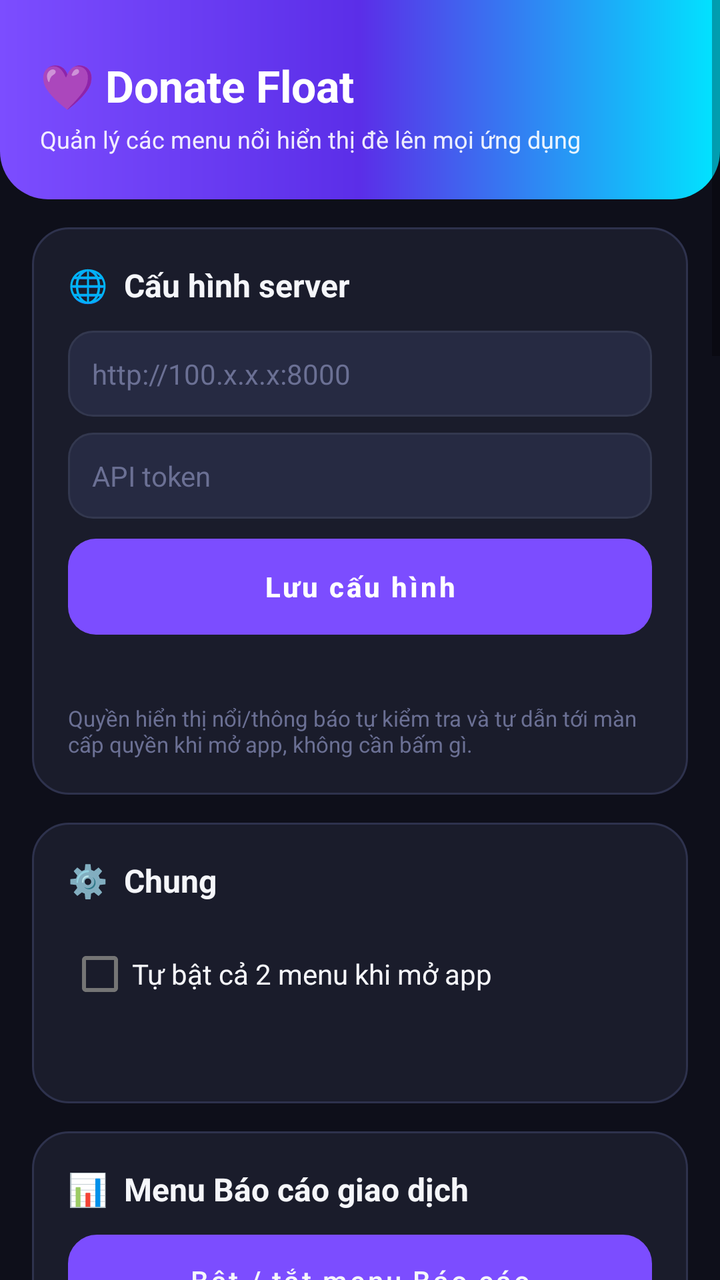
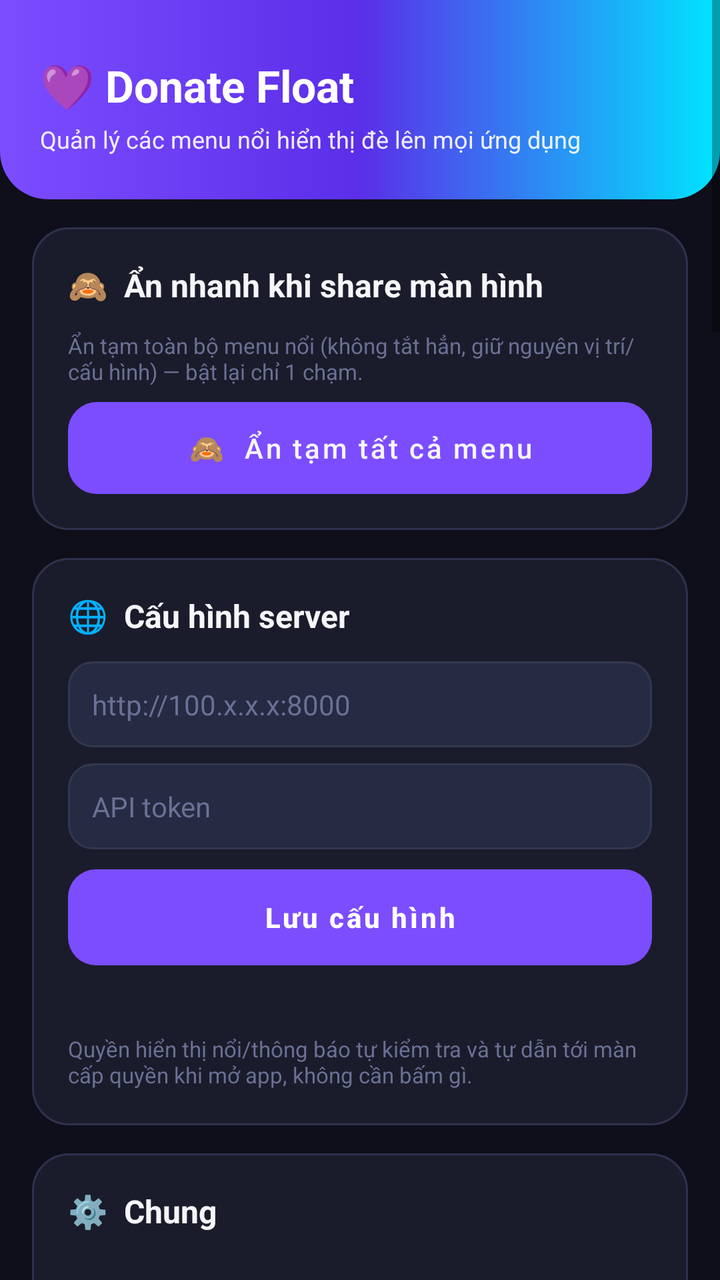

Compare the two renders of this Android layout. The source of the first and the diff that turns it into the second are given below.
<!-- AndroidManifest.xml: application theme Theme.DonateFloat -->
<!-- res/layout/activity_main.xml -->
<ScrollView xmlns:android="http://schemas.android.com/apk/res/android"
    android:layout_width="match_parent"
    android:layout_height="match_parent"
    android:background="@color/bg_root"
    android:fillViewport="true">

    <LinearLayout
        android:layout_width="match_parent"
        android:layout_height="wrap_content"
        android:orientation="vertical"
        android:paddingBottom="28dp">

        
        <LinearLayout
            android:layout_width="match_parent"
            android:layout_height="wrap_content"
            android:orientation="vertical"
            android:background="@drawable/bg_header_gradient"
            android:paddingStart="20dp"
            android:paddingEnd="20dp"
            android:paddingTop="28dp"
            android:paddingBottom="22dp">

            <TextView
                android:layout_width="wrap_content"
                android:layout_height="wrap_content"
                android:text="💜 Donate Float"
                android:textColor="#FFFFFF"
                android:textStyle="bold"
                android:textSize="22sp" />

            <TextView
                android:layout_width="wrap_content"
                android:layout_height="wrap_content"
                android:layout_marginTop="4dp"
                android:text="Quản lý các menu nổi hiển thị đè lên mọi ứng dụng"
                android:textColor="#E6FFFFFF"
                android:textSize="12sp" />
        </LinearLayout>

        <LinearLayout
            android:layout_width="match_parent"
            android:layout_height="wrap_content"
            android:orientation="vertical"
            android:paddingStart="16dp"
            android:paddingEnd="16dp">

            
            <LinearLayout style="@style/SectionCard">
                <TextView style="@style/SectionTitle" android:text="🌐  Cấu hình server" />

                <EditText
                    android:id="@+id/editServerUrl"
                    style="@style/FieldInput"
                    android:hint="http://100.x.x.x:8000"
                    android:layout_marginTop="0dp" />

                <EditText
                    android:id="@+id/editApiToken"
                    style="@style/FieldInput"
                    android:hint="API token"
                    android:inputType="textPassword" />

                <Button
                    android:id="@+id/btnSaveConfig"
                    style="@style/BtnPrimary"
                    android:text="Lưu cấu hình" />

                <TextView
                    android:id="@+id/textStatus"
                    android:layout_width="wrap_content"
                    android:layout_height="wrap_content"
                    android:layout_marginTop="10dp"
                    android:textColor="@color/text_secondary"
                    android:textSize="12sp" />

                <TextView
                    android:layout_width="match_parent"
                    android:layout_height="wrap_content"
                    android:layout_marginTop="8dp"
                    android:textSize="11sp"
                    android:textColor="@color/text_hint"
                    android:text="Quyền hiển thị nổi/thông báo tự kiểm tra và tự dẫn tới màn cấp quyền khi mở app, không cần bấm gì." />
            </LinearLayout>

            
            <LinearLayout style="@style/SectionCard">
                <TextView style="@style/SectionTitle" android:text="⚙️  Chung" />

                <CheckBox
                    android:id="@+id/checkAutoStart"
                    android:layout_width="match_parent"
                    android:layout_height="wrap_content"
                    android:textColor="@color/text_primary"
                    android:text="Tự bật cả 2 menu khi mở app" />

                <TextView
                    android:id="@+id/textLockHint"
                    android:layout_width="match_parent"
                    android:layout_height="wrap_content"
                    android:layout_marginTop="8dp"
                    android:textSize="11sp"
                    android:textColor="@color/text_hint" />
            </LinearLayout>

            
            <LinearLayout style="@style/SectionCard">
                <TextView style="@style/SectionTitle" android:text="📊  Menu Báo cáo giao dịch" />

                <Button
                    android:id="@+id/btnToggleReport"
                    style="@style/BtnFlat"
                    android:layout_marginTop="0dp"
                    android:text="Bật / tắt menu Báo cáo" />

                <TextView style="@style/SliderLabel" android:text="Độ mờ NỀN bảng Báo cáo (chữ vẫn rõ)" />
                <SeekBar
                    android:id="@+id/seekReportBgOpacity"
                    android:layout_width="match_parent"
                    android:layout_height="wrap_content"
                    android:progressTint="@color/accent_cyan"
                    android:thumbTint="@color/accent_cyan"
                    android:max="100"
                    android:min="0" />

                <TextView style="@style/SliderLabel" android:text="Độ mờ NỘI DUNG bảng Báo cáo (nền vẫn rõ)" />
                <SeekBar
                    android:id="@+id/seekReportContentOpacity"
                    android:layout_width="match_parent"
                    android:layout_height="wrap_content"
                    android:progressTint="@color/accent_cyan"
                    android:thumbTint="@color/accent_cyan"
                    android:max="100"
                    android:min="0" />

                <Button
                    android:id="@+id/btnColorReport"
                    style="@style/BtnFlat"
                    android:text="🎨  Màu chữ Báo cáo" />
            </LinearLayout>

            
            <LinearLayout style="@style/SectionCard">
                <TextView style="@style/SectionTitle" android:text="🔳  Menu QR chuyển khoản" />

                <Button
                    android:id="@+id/btnToggleQR"
                    style="@style/BtnFlat"
                    android:layout_marginTop="0dp"
                    android:text="Bật / tắt menu QR" />

                <TextView style="@style/SliderLabel" android:text="Độ mờ bảng QR" />
                <SeekBar
                    android:id="@+id/seekQrOpacity"
                    android:layout_width="match_parent"
                    android:layout_height="wrap_content"
                    android:progressTint="@color/accent_magenta"
                    android:thumbTint="@color/accent_magenta"
                    android:max="100"
                    android:min="20" />

                <TextView style="@style/SliderLabel" android:text="Độ mờ popup thông báo giao dịch mới" />
                <SeekBar
                    android:id="@+id/seekAlertOpacity"
                    android:layout_width="match_parent"
                    android:layout_height="wrap_content"
                    android:progressTint="@color/accent_magenta"
                    android:thumbTint="@color/accent_magenta"
                    android:max="100"
                    android:min="20" />

                <Button
                    android:id="@+id/btnDemo"
                    style="@style/BtnWarn"
                    android:text="🧪  Xem thử (bơm dữ liệu demo để canh chỉnh)" />
            </LinearLayout>

            
            <LinearLayout style="@style/SectionCard">
                <TextView style="@style/SectionTitle" android:text="📝  Menu Ghi chú nổi (nhiều cái cùng lúc)" />

                <EditText
                    android:id="@+id/editNoteText"
                    style="@style/FieldInput"
                    android:hint="Nội dung ghi chú mới..."
                    android:minLines="2"
                    android:gravity="top"
                    android:layout_marginTop="0dp" />

                <Button
                    android:id="@+id/btnAddNote"
                    style="@style/BtnPrimary"
                    android:text="+  Thêm ghi chú mới" />

                <LinearLayout
                    android:id="@+id/noteListContainer"
                    android:layout_width="match_parent"
                    android:layout_height="wrap_content"
                    android:orientation="vertical"
                    android:layout_marginTop="10dp" />

                <Button
                    android:id="@+id/btnColorNote"
                    style="@style/BtnFlat"
                    android:text="🎨  Màu chữ Ghi chú" />

                <Button
                    android:id="@+id/btnToggleNote"
                    style="@style/BtnFlat"
                    android:text="Bật / tắt tất cả menu Ghi chú" />

                <TextView style="@style/SliderLabel" android:text="Độ mờ NỀN Ghi chú (chữ vẫn rõ)" />
                <SeekBar
                    android:id="@+id/seekNoteBgOpacity"
                    android:layout_width="match_parent"
                    android:layout_height="wrap_content"
                    android:progressTint="@color/accent_primary"
                    android:thumbTint="@color/accent_primary"
                    android:max="100"
                    android:min="0" />

                <TextView style="@style/SliderLabel" android:text="Độ mờ NỘI DUNG Ghi chú (nền vẫn rõ)" />
                <SeekBar
                    android:id="@+id/seekNoteContentOpacity"
                    android:layout_width="match_parent"
                    android:layout_height="wrap_content"
                    android:progressTint="@color/accent_primary"
                    android:thumbTint="@color/accent_primary"
                    android:max="100"
                    android:min="0" />
            </LinearLayout>

            
            <LinearLayout style="@style/SectionCard">
                <TextView style="@style/SectionTitle" android:text="🎯  Menu Thanh đo mục tiêu" />

                <EditText
                    android:id="@+id/editGoalTitle"
                    style="@style/FieldInput"
                    android:hint="Tiêu đề (vd: Mục tiêu donate hôm nay)"
                    android:layout_marginTop="0dp" />

                <EditText
                    android:id="@+id/editGoalAmount"
                    style="@style/FieldInput"
                    android:hint="Số tiền mục tiêu (vd: 5000000)"
                    android:inputType="number" />

                <EditText
                    android:id="@+id/editGoalNote"
                    style="@style/FieldInput"
                    android:hint="Ghi chú thêm dưới thanh (vd: Cảm ơn mọi người đã ủng hộ!)"
                    android:minLines="2"
                    android:gravity="top" />

                <Button
                    android:id="@+id/btnSaveGoal"
                    style="@style/BtnPrimary"
                    android:text="Lưu mục tiêu" />

                <Button
                    android:id="@+id/btnColorGoal"
                    style="@style/BtnFlat"
                    android:text="🎨  Màu chữ Mục tiêu" />

                <Button
                    android:id="@+id/btnToggleGoal"
                    style="@style/BtnFlat"
                    android:text="Bật / tắt menu Thanh đo mục tiêu" />

                <TextView style="@style/SliderLabel" android:text="Độ mờ menu Mục tiêu" />
                <SeekBar
                    android:id="@+id/seekGoalOpacity"
                    android:layout_width="match_parent"
                    android:layout_height="wrap_content"
                    android:progressTint="@color/accent_cyan"
                    android:thumbTint="@color/accent_cyan"
                    android:max="100"
                    android:min="0" />
            </LinearLayout>

            
            <LinearLayout style="@style/SectionCard">
                <TextView style="@style/SectionTitle" android:text="📈  Thống kê" />

                <LinearLayout
                    android:layout_width="match_parent"
                    android:layout_height="wrap_content"
                    android:orientation="vertical"
                    android:background="@drawable/bg_stat_chip"
                    android:padding="12dp">

                    <TextView android:id="@+id/textStatToday" android:layout_width="match_parent" android:layout_height="wrap_content" android:textSize="13sp" android:textColor="@color/text_primary" android:paddingBottom="4dp" android:text="Hôm nay: —" />
                    <TextView android:id="@+id/textStatYesterday" android:layout_width="match_parent" android:layout_height="wrap_content" android:textSize="13sp" android:textColor="@color/text_secondary" android:paddingBottom="4dp" android:text="Hôm qua: —" />
                    <TextView android:id="@+id/textStatBeforeYesterday" android:layout_width="match_parent" android:layout_height="wrap_content" android:textSize="13sp" android:textColor="@color/text_secondary" android:text="Hôm kia: —" />
                </LinearLayout>

                <Button
                    android:id="@+id/btnRefreshStats"
                    style="@style/BtnFlat"
                    android:text="🔄  Làm mới thống kê" />

                <Button
                    android:id="@+id/btnHistory"
                    style="@style/BtnFlat"
                    android:text="📜  Xem lịch sử giao dịch đầy đủ" />
            </LinearLayout>

        </LinearLayout>
    </LinearLayout>
</ScrollView>
<!-- resources referenced by this layout -->
<resources>
  <color name="accent_cyan">#00E5FF</color>
  <color name="accent_magenta">#D500F9</color>
  <color name="accent_primary">#7C4DFF</color>
  <color name="bg_root">#0E0F1A</color>
  <color name="text_hint">#6B7094</color>
  <color name="text_primary">#F5F6FA</color>
  <color name="text_secondary">#9CA3C4</color>
  <!-- drawable bg_header_gradient (drawable) -->
  <shape xmlns:android="http://schemas.android.com/apk/res/android">
      <gradient android:type="linear" android:angle="0"
          android:startColor="#7C4DFF" android:centerColor="#5B2EE8" android:endColor="#00E5FF" />
      <corners android:bottomLeftRadius="24dp" android:bottomRightRadius="24dp" />
  </shape>
  <!-- drawable bg_stat_chip (drawable) -->
  <shape xmlns:android="http://schemas.android.com/apk/res/android">
      <solid android:color="#20233A" />
      <corners android:radius="12dp" />
      <stroke android:width="1dp" android:color="#2E324D" />
  </shape>
  <style name="SectionCard">
          <item name="android:layout_width">match_parent</item>
          <item name="android:layout_height">wrap_content</item>
          <item name="android:orientation">vertical</item>
          <item name="android:background">@drawable/bg_section_card</item>
          <item name="android:padding">18dp</item>
          <item name="android:layout_marginTop">14dp</item>
      </style>
  <style name="SliderLabel">
          <item name="android:layout_width">wrap_content</item>
          <item name="android:layout_height">wrap_content</item>
          <item name="android:layout_marginTop">12dp</item>
          <item name="android:textSize">12sp</item>
          <item name="android:textColor">@color/text_secondary</item>
      </style>
  <style name="Theme.DonateFloat" parent="Theme.MaterialComponents.DayNight.NoActionBar">
          <item name="colorPrimary">@color/accent_primary</item>
          <item name="colorPrimaryDark">@color/accent_primary_dark</item>
          <item name="colorAccent">@color/accent_cyan</item>
          <item name="android:windowBackground">@color/bg_root</item>
          <item name="android:statusBarColor">@color/bg_root</item>
          <item name="android:textColorPrimary">@color/text_primary</item>
      </style>
  <!-- drawable bg_btn_flat (drawable) -->
  <ripple xmlns:android="http://schemas.android.com/apk/res/android" android:color="#33FFFFFF">
      <item>
          <shape>
              <corners android:radius="14dp" />
              <solid android:color="#262A42" />
              <stroke android:width="1dp" android:color="#3A3F5C" />
          </shape>
      </item>
  </ripple>
  <!-- drawable bg_btn_primary (drawable) -->
  <ripple xmlns:android="http://schemas.android.com/apk/res/android" android:color="#33FFFFFF">
      <item>
          <shape>
              <corners android:radius="14dp" />
              <gradient android:type="linear" android:angle="0"
                  android:startColor="#7C4DFF" android:endColor="#00B8D4" />
          </shape>
      </item>
  </ripple>
  <!-- drawable bg_btn_warn (drawable) -->
  <ripple xmlns:android="http://schemas.android.com/apk/res/android" android:color="#33000000">
      <item>
          <shape>
              <corners android:radius="14dp" />
              <solid android:color="#FF9800" />
          </shape>
      </item>
  </ripple>
  <!-- drawable bg_input_field (drawable) -->
  <shape xmlns:android="http://schemas.android.com/apk/res/android">
      <solid android:color="#262A42" />
      <corners android:radius="12dp" />
      <stroke android:width="1dp" android:color="#33384F" />
  </shape>
  <!-- drawable bg_section_card (drawable) -->
  <shape xmlns:android="http://schemas.android.com/apk/res/android">
      <solid android:color="#1A1C2B" />
      <corners android:radius="18dp" />
      <stroke android:width="1dp" android:color="#2E324D" />
  </shape>
  <color name="accent_primary_dark">#5B2EE8</color>
  <!-- unchanged entries left out for length: 5 -->
</resources>

<!-- the commit's change to res/layout/activity_main.xml (unified diff, before → after) -->
@@ -47,6 +47,23 @@
 
             
             <LinearLayout style="@style/SectionCard">
+                <TextView style="@style/SectionTitle" android:text="🙈  Ẩn nhanh khi share màn hình" />
+                <TextView
+                    android:layout_width="match_parent"
+                    android:layout_height="wrap_content"
+                    android:textSize="11sp"
+                    android:textColor="@color/text_hint"
+                    android:layout_marginBottom="8dp"
+                    android:text="Ẩn tạm toàn bộ menu nổi (không tắt hẳn, giữ nguyên vị trí/cấu hình) — bật lại chỉ 1 chạm." />
+                <Button
+                    android:id="@+id/btnHideAllOverlays"
+                    style="@style/BtnFlat"
+                    android:layout_marginTop="0dp"
+                    android:text="🙈  Ẩn tạm tất cả menu" />
+            </LinearLayout>
+
+            
+            <LinearLayout style="@style/SectionCard">
                 <TextView style="@style/SectionTitle" android:text="🌐  Cấu hình server" />
 
                 <EditText
